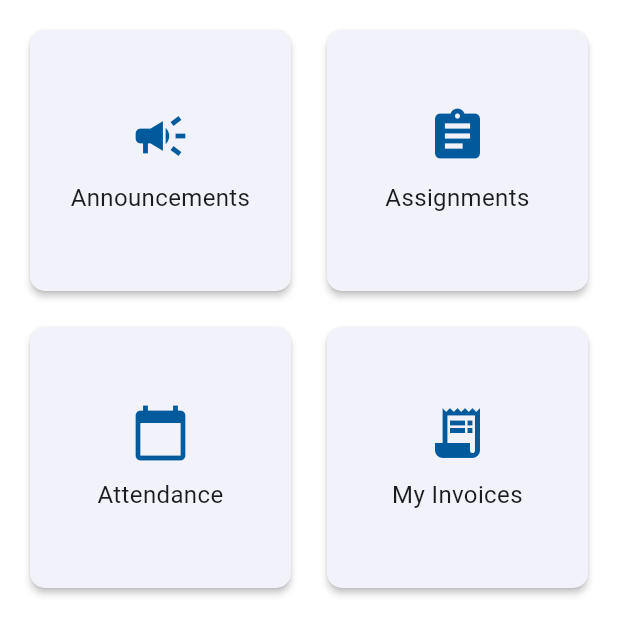
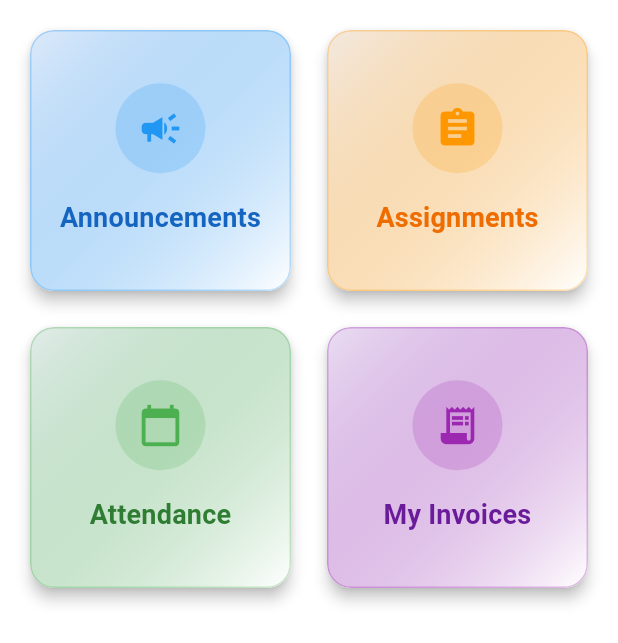
Before and after one commit to raviranjanbsy/school_pole_star, a Flutter app: the ClassToolsGrid screen opened directly, on a phone screen of 412 x 824 dp. Shown: the top 643 px of the screen. Run offline on Flutter 3.47's test engine with Material 3 defaults, Android fonts, the phone set to English and light mode, and no system bars; our stand-ins replace cached_network_image, cloud_functions, csv, equatable, file_picker, firebase_auth and 12 more; missing offline and left inert: flutter_stripe; accounts and stored records are empty; generated files the repository leaves out were written again; Roboto replaces fonts that are missing (Poppins).

Commit message:
0811_student_module_color

```diff
--- a/lib/ui/student_class_dashboard.dart
+++ b/lib/ui/student_class_dashboard.dart
@@ -29,6 +29,21 @@ class StudentClassDashboard extends StatelessWidget {
   }
 }
 
+/// A helper class to hold the data for each class tool card.
+class _ClassTool {
+  final String label;
+  final IconData icon;
+  final MaterialColor color;
+  final VoidCallback onTap;
+
+  const _ClassTool({
+    required this.label,
+    required this.icon,
+    required this.color,
+    required this.onTap,
+  });
+}
+
 /// A reusable widget that displays the grid of tools for a specific class.
 class ClassToolsGrid extends StatelessWidget {
   final String classId;
@@ -36,16 +51,11 @@ class ClassToolsGrid extends StatelessWidget {
 
   @override
   Widget build(BuildContext context) {
-    return GridView.count(
-      crossAxisCount: 2,
-      padding: const EdgeInsets.all(16.0),
-      crossAxisSpacing: 16.0,
-      mainAxisSpacing: 16.0,
-      children: [
-        _buildClassToolCard(
-          context: context,
+    final List<_ClassTool> tools = [
+      _ClassTool(
+        label: 'Announcements',
         icon: Icons.campaign,
-          label: 'Announcements',
+        color: Colors.blue,
         onTap: () {
           Navigator.push(
             context,
@@ -55,15 +65,16 @@ class ClassToolsGrid extends StatelessWidget {
                   backgroundColor: Colors.transparent,
                   appBar: AppBar(title: const Text('Announcements')),
                   body: AnnouncementsList(classId: classId),
-                )),
+                ),
+              ),
             ),
           );
         },
       ),
-        _buildClassToolCard(
-          context: context,
+      _ClassTool(
+        label: 'Assignments',
         icon: Icons.assignment,
-          label: 'Assignments',
+        color: Colors.orange,
         onTap: () {
           Navigator.push(
             context,
@@ -73,15 +84,16 @@ class ClassToolsGrid extends StatelessWidget {
                   backgroundColor: Colors.transparent,
                   appBar: AppBar(title: const Text('Assignments')),
                   body: AssignmentsList(classId: classId),
-                )),
+                ),
+              ),
             ),
           );
         },
       ),
-        _buildClassToolCard(
-          context: context,
+      _ClassTool(
+        label: 'Attendance',
         icon: Icons.calendar_today,
-          label: 'Attendance',
+        color: Colors.green,
         onTap: () {
           Navigator.push(
             context,
@@ -90,52 +102,87 @@ class ClassToolsGrid extends StatelessWidget {
                 child: Scaffold(
                   backgroundColor: Colors.transparent,
                   body: AttendanceList(classId: classId),
-                )),
+                ),
+              ),
             ),
           );
         },
       ),
-        _buildClassToolCard(
-          context: context,
-          icon: Icons.receipt_long, // An icon for invoices
+      _ClassTool(
         label: 'My Invoices',
+        icon: Icons.receipt_long,
+        color: Colors.purple,
         onTap: () {
           Navigator.push(
             context,
             MaterialPageRoute(
-                // Navigate to the new MyInvoicesPage
               builder: (context) => const MyInvoicesPage(),
             ),
           );
         },
       ),
-      ],
+    ];
+
+    return GridView.builder(
+      gridDelegate: const SliverGridDelegateWithFixedCrossAxisCount(
+        crossAxisCount: 2,
+        crossAxisSpacing: 16.0,
+        mainAxisSpacing: 16.0,
+        childAspectRatio: 1.0,
+      ),
+      shrinkWrap: true,
+      physics: const NeverScrollableScrollPhysics(),
+      padding: const EdgeInsets.all(16.0),
+      itemCount: tools.length,
+      itemBuilder: (context, index) {
+        return _buildClassToolCard(context, tools[index]);
+      },
     );
   }
 
-  Widget _buildClassToolCard({
-    required BuildContext context,
-    required IconData icon,
-    required String label,
-    required VoidCallback onTap,
-  }) {
+  Widget _buildClassToolCard(BuildContext context, _ClassTool tool) {
     return Card(
-      elevation: 2,
-      shape: RoundedRectangleBorder(borderRadius: BorderRadius.circular(10)),
+      elevation: 4,
+      shape: RoundedRectangleBorder(borderRadius: BorderRadius.circular(16)),
+      clipBehavior: Clip.antiAlias,
+      child: Container(
+        decoration: BoxDecoration(
+          gradient: LinearGradient(
+            colors: [tool.color.withOpacity(0.1), Colors.white],
+            begin: Alignment.topLeft,
+            end: Alignment.bottomRight,
+          ),
+          border: Border.all(
+            color: tool.color.withOpacity(0.3),
+            width: 1,
+          ),
+          borderRadius: BorderRadius.circular(16),
+        ),
         child: InkWell(
-        onTap: onTap,
-        borderRadius: BorderRadius.circular(10),
+          onTap: tool.onTap,
+          child: Padding(
+            padding: const EdgeInsets.all(16.0),
             child: Column(
               mainAxisAlignment: MainAxisAlignment.center,
+              crossAxisAlignment: CrossAxisAlignment.center,
               children: [
-            Icon(icon, size: 40, color: Theme.of(context).primaryColor),
-            const SizedBox(height: 10),
+                CircleAvatar(
+                  radius: 30,
+                  backgroundColor: tool.color.withOpacity(0.2),
+                  child: Icon(tool.icon, size: 30, color: tool.color),
+                ),
+                const SizedBox(height: 16),
                 Text(
-              label,
+                  tool.label,
                   textAlign: TextAlign.center,
-              style: const TextStyle(fontSize: 16),
+                  style: Theme.of(context).textTheme.titleMedium?.copyWith(
+                        fontWeight: FontWeight.bold,
+                        color: tool.color.shade800,
+                      ),
                 ),
               ],
+            ),
+          ),
         ),
       ),
     );
```
Lines whose indentation alone changed are shown as unchanged.
